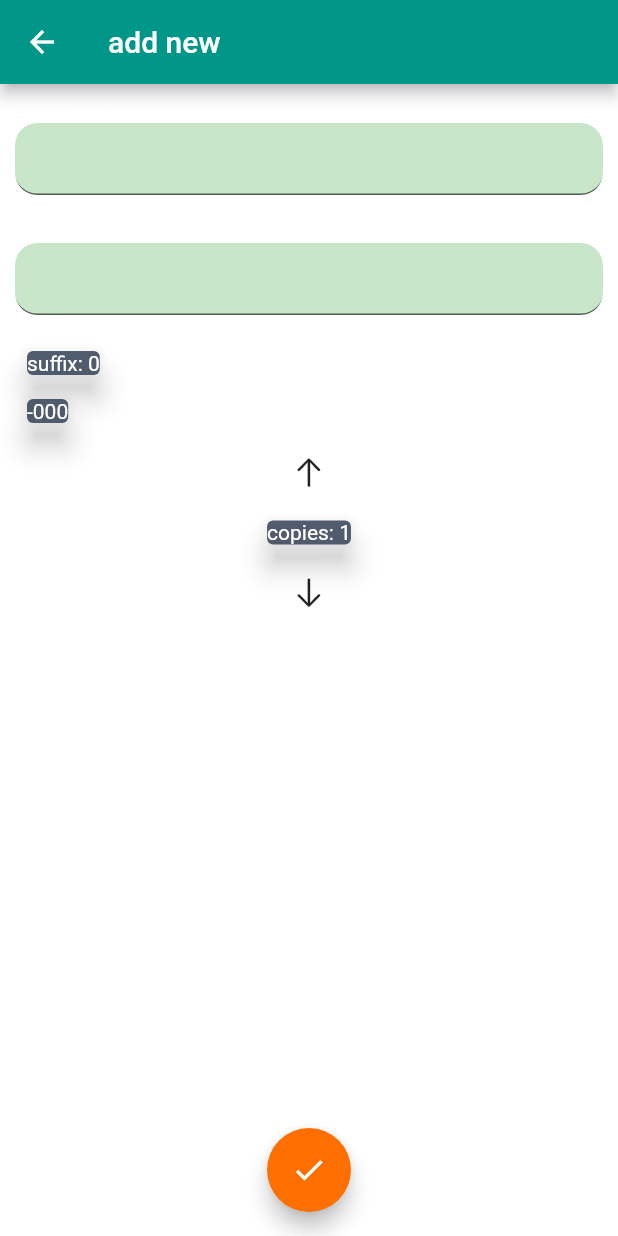
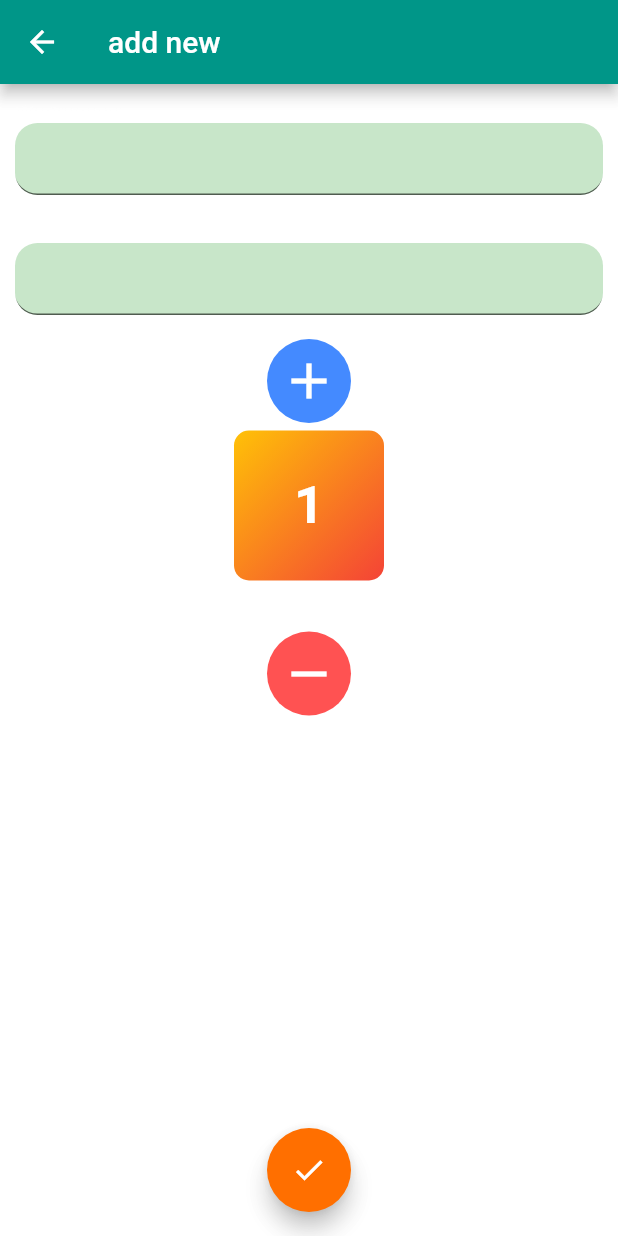
Before and after one commit to naimur105/spaced_lite, a Flutter app: the UserInputView screen opened directly, on a phone screen of 412 x 824 dp. Run offline on Flutter 3.47's test engine with Material 2 defaults, Android fonts, the light colour scheme and no system bars; our stand-ins replace csv, file_picker, fl_chart, flutter_hooks, flutter_typeahead, logger and 4 more; missing offline and left inert: dart:html; accounts and stored records are empty.

Commit message:
decoration phase 1 complete

```diff
--- a/lib/services/api/sqlite_api.dart
+++ b/lib/services/api/sqlite_api.dart
@@ -118,8 +118,6 @@ class SqliteApi implements Api {
       task.nextDate = task.id;
       await _database.insert(tasksTableName, task.toJson(),
           conflictAlgorithm: ConflictAlgorithm.replace);
-      print('task added');
-
       return true;
     } catch (e) {
       rethrow;
--- a/lib/ui/smart_widgets/bar_chart/bar_chart_view.dart
+++ b/lib/ui/smart_widgets/bar_chart/bar_chart_view.dart
@@ -69,8 +69,10 @@ class BarChartView extends StatelessWidget {
                                     (double value, TitleMeta meta) {
                                   return SideTitleWidget(
                                     axisSide: meta.axisSide,
-                                    child:
-                                        Text(model.projectCodes[value.toInt()]),
+                                    child: Text(
+                                      model.projectCodes[value.toInt()],
+                                      style: TextStyle(fontSize: 10),
+                                    ),
                                   );
                                 },
                               ),
@@ -86,12 +88,15 @@ class BarChartView extends StatelessWidget {
                             leftTitles: AxisTitles(
                               sideTitles: SideTitles(
                                 showTitles: true,
-                                reservedSize: 28,
+                                reservedSize: 34,
                                 getTitlesWidget:
                                     (double value, TitleMeta meta) {
                                   return SideTitleWidget(
                                     axisSide: meta.axisSide,
-                                    child: Text('$value%'),
+                                    child: Text(
+                                      '${value.toInt()}%',
+                                      style: TextStyle(fontSize: 10),
+                                    ),
                                   );
                                 },
                               ),
--- a/lib/ui/smart_widgets/user_input/user_input_view.dart
+++ b/lib/ui/smart_widgets/user_input/user_input_view.dart
@@ -1,4 +1,3 @@
-import 'package:flutter/cupertino.dart';
 import 'package:flutter/material.dart';
 import 'package:stacked/stacked.dart';
 import 'package:flutter_typeahead/flutter_typeahead.dart';
@@ -115,40 +114,105 @@ class UserInputView extends StatelessWidget {
                                     },
                                   ),
                                 ),
-                                Card(
-                                  child: model.getSuffixText(),
-                                ),
-                                Card(
-                                  child: Text(
-                                      '${model.textEditingControllerPC.text.toUpperCase()}-${model.getSuffix(model.entry)}'),
-                                ),
-                                model.copies > 1
-                                    ? Card(
-                                        child: Text(
-                                            'to  ${model.textEditingControllerPC.text.toUpperCase()}-${model.getSuffix(model.entry + model.copies - 1)}'),
-                                      )
-                                    : SizedBox(
-                                        width: 1,
-                                        height: 1,
-                                      ),
                                 Align(
                                   alignment: Alignment.center,
                                   child: Column(
                                     children: [
-                                      IconButton(
+                                      Container(
+                                        decoration: BoxDecoration(
+                                          color: Colors.blueAccent,
+                                          borderRadius:
+                                              BorderRadius.circular(50),
+                                        ),
+                                        child: IconButton(
+                                            iconSize: 40,
                                             onPressed: () {
                                               model.incrementCopies();
                                             },
-                                          icon: Icon(CupertinoIcons.up_arrow)),
-                                      Card(
-                                        child: Text('copies: ${model.copies}'),
+                                            icon: Icon(Icons.add),
+                                            color: Colors.white),
                                       ),
-                                      IconButton(
+                                      SizedBox(
+                                        height: 5,
+                                      ),
+                                      Container(
+                                        width: 100,
+                                        height: 100,
+                                        decoration: BoxDecoration(
+                                          borderRadius:
+                                              BorderRadius.circular(10),
+                                          color: Colors.blueGrey,
+                                          gradient: const LinearGradient(
+                                              colors: [
+                                                Colors.amber,
+                                                Colors.red
+                                              ],
+                                              begin: Alignment.topLeft,
+                                              end: Alignment.bottomRight),
+                                          // boxShadow: const [
+                                          //   BoxShadow(
+                                          //     color: Colors.red,
+                                          //     offset: Offset(10, 20),
+                                          //     blurRadius: 30,
+                                          //   )
+                                          // ],
+                                        ),
+                                        child: Center(
+                                          child: Text(
+                                            '${model.copies}',
+                                            style: TextStyle(
+                                                fontSize: 35,
+                                                fontWeight: FontWeight.bold),
+                                          ),
+                                        ),
+                                      ),
+                                      Text(
+                                        'copies',
+                                        style: TextStyle(fontSize: 25),
+                                      ),
+                                      // Card(
+                                      //   child: Text('copies: ${model.copies}'),
+                                      // ),
+                                      SizedBox(
+                                        height: 5,
+                                      ),
+                                      Container(
+                                        decoration: BoxDecoration(
+                                          color: Colors.redAccent,
+                                          borderRadius:
+                                              BorderRadius.circular(50),
+                                        ),
+                                        child: IconButton(
+                                            iconSize: 40,
                                             onPressed: () {
                                               model.decrementCopies();
                                             },
-                                          icon:
-                                              Icon(CupertinoIcons.down_arrow)),
+                                            icon: Icon(Icons.remove),
+                                            color: Colors.white),
+                                      ),
+                                      SizedBox(
+                                        height: 10,
+                                      ),
+                                      // Card(
+                                      //   child: model.getSuffixText(),
+                                      // ),
+                                      // Card(
+                                      //   child: Text(
+                                      //       '${model.textEditingControllerPC.text.toUpperCase()}-${model.getSuffix(model.entry)}'),
+                                      // ),
+                                      model.copies > 1
+                                          ? Text(
+                                              '${model.textEditingControllerPC.text.toUpperCase()}-${model.getSuffix(model.entry)} to ${model.textEditingControllerPC.text.toUpperCase()}-${model.getSuffix(model.entry + model.copies - 1)}',
+                                              style: TextStyle(
+                                                  fontSize: 25,
+                                                  fontWeight: FontWeight.w400),
+                                            )
+                                          : Text(
+                                              '${model.textEditingControllerPC.text.toUpperCase()}-${model.getSuffix(model.entry)}',
+                                              style: TextStyle(
+                                                  fontSize: 25,
+                                                  fontWeight: FontWeight.w400),
+                                            ),
                                     ],
                                   ),
                                 ),
--- a/lib/ui/smart_widgets/user_input/user_input_viewmodel.dart
+++ b/lib/ui/smart_widgets/user_input/user_input_viewmodel.dart
@@ -83,10 +83,8 @@ class UserInputViewModel extends FutureViewModel<Task> {
         task.entry = entry + i - 1;
         task.task =
             '${task.projectCode.toUpperCase()}-${getSuffix(task.entry)}';
-        print(task.task);
         success = await _api.addNewTask(task);
         // await Future.delayed(Duration(seconds: 1));
-        print(i.toString());
         // if (id == '') {
         // }
         // else {
```
Lines whose indentation alone changed are shown as unchanged.
